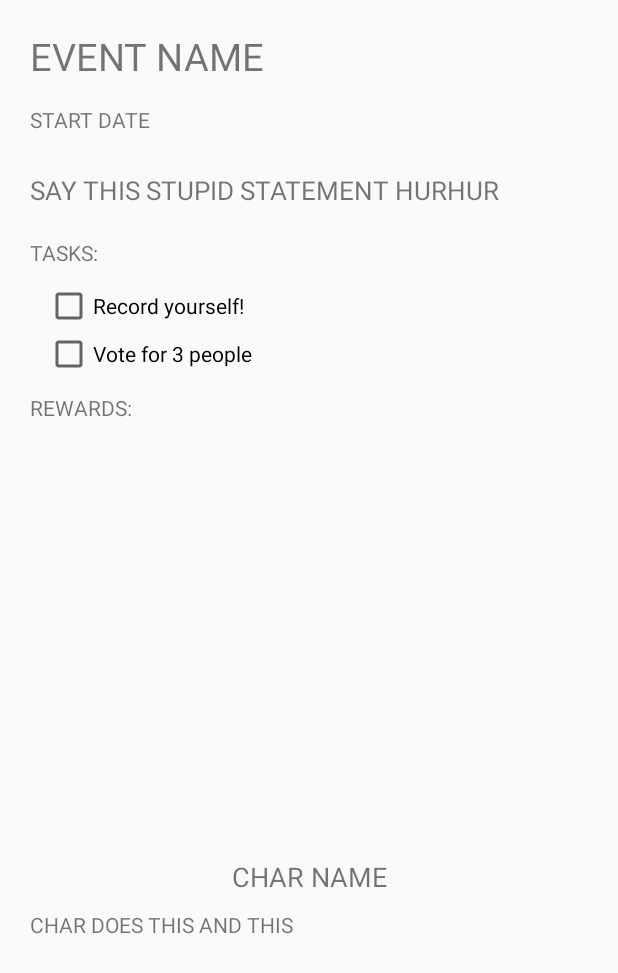
After one commit to andrehadianto/SG-Go-Hackomania2019, an Android app: the layout activity_event.xml on its own in the app's theme, with its tools: preview values and no code run, on a phone screen of 412 x 824 dp. The commit adds this screen. Shown: the top 973 px of the screen. Run offline under Robolectric (Android 15) with nearby library versions, the light colour scheme and no system bars.

Commit message:
events activities

```diff
--- a/app/src/main/AndroidManifest.xml
+++ b/app/src/main/AndroidManifest.xml
@@ -12,10 +12,11 @@
         <activity android:name=".MainActivity">
             <intent-filter>
                 <action android:name="android.intent.action.MAIN" />
-
                 <category android:name="android.intent.category.LAUNCHER" />
             </intent-filter>
         </activity>
+        <activity android:name=".EventsActivity" />
+        <activity android:name=".EventActivity" />
     </application>
 
 </manifest>
--- /dev/null
+++ b/app/src/main/res/layout/activity_event.xml
@@ -0,0 +1,104 @@
+<?xml version="1.0" encoding="utf-8"?>
+<ScrollView
+    xmlns:android="http://schemas.android.com/apk/res/android"
+    xmlns:app="http://schemas.android.com/apk/res-auto"
+    xmlns:tools="http://schemas.android.com/tools"
+    android:id="@+id/scrollView"
+    android:layout_width="match_parent"
+    android:layout_height="match_parent">
+
+    <LinearLayout
+        android:layout_width="match_parent"
+        android:layout_height="match_parent"
+        android:orientation="vertical"
+        android:padding="20dp">
+
+        <TextView
+            android:id="@+id/event_name"
+            android:layout_width="match_parent"
+            android:layout_height="wrap_content"
+            android:text="EVENT NAME"
+            android:textSize="25dp"
+            android:layout_marginBottom="15dp"/>
+
+        <LinearLayout
+            android:layout_width="match_parent"
+            android:layout_height="wrap_content"
+            android:orientation="horizontal"
+            android:layout_marginBottom="25dp">
+
+            <TextView
+                android:id="@+id/event_startdate"
+                android:layout_width="wrap_content"
+                android:layout_height="wrap_content"
+                android:text="START DATE    "/>
+
+            <TextView
+                android:id="@+id/event_enddate"
+                android:layout_width="wrap_content"
+                android:layout_height="wrap_content" />
+        </LinearLayout>
+
+        <TextView
+            android:id="@+id/event_text"
+            android:layout_width="match_parent"
+            android:layout_height="wrap_content"
+            android:text="SAY THIS STUPID STATEMENT HURHUR"
+            android:textSize="17dp"
+            android:layout_marginBottom="20dp"/>
+
+        <TextView
+            android:layout_width="match_parent"
+            android:layout_height="wrap_content"
+            android:text="TASKS:"/>
+
+        <LinearLayout
+            android:layout_width="match_parent"
+            android:layout_height="wrap_content"
+            android:orientation="vertical"
+            android:padding="10dp"
+            android:paddingBottom="15dp">
+
+            <CheckBox
+                android:id="@+id/event_task1"
+                android:layout_width="match_parent"
+                android:layout_height="wrap_content"
+                android:text="Record yourself!"/>
+
+            <CheckBox
+                android:id="@+id/event_task2"
+                android:layout_width="match_parent"
+                android:layout_height="wrap_content"
+                android:text="Vote for 3 people"/>
+        </LinearLayout>
+
+        <TextView
+            android:layout_width="match_parent"
+            android:layout_height="wrap_content"
+            android:text="REWARDS:"/>
+
+        <ImageView
+            android:id="@+id/char_thumbnail"
+            android:layout_width="280dp"
+            android:layout_height="280dp"
+            android:layout_gravity="center"
+            android:layout_margin="5dp"/>
+
+        <TextView
+            android:id="@+id/char_name"
+            android:layout_width="match_parent"
+            android:layout_height="wrap_content"
+            android:gravity="center"
+            android:text="CHAR NAME"
+            android:textSize="18dp"
+            android:layout_marginBottom="10dp"/>
+
+        <TextView
+            android:id="@+id/char_desc"
+            android:layout_width="match_parent"
+            android:layout_height="wrap_content"
+            android:layout_gravity="center"
+            android:text="CHAR DOES THIS AND THIS"/>
+
+    </LinearLayout>
+</ScrollView>
--- a/app/src/main/res/layout/activity_main.xml
+++ b/app/src/main/res/layout/activity_main.xml
@@ -1,5 +1,6 @@
 <?xml version="1.0" encoding="utf-8"?>
-<android.support.constraint.ConstraintLayout xmlns:android="http://schemas.android.com/apk/res/android"
+<android.support.constraint.ConstraintLayout
+    xmlns:android="http://schemas.android.com/apk/res/android"
     xmlns:app="http://schemas.android.com/apk/res-auto"
     xmlns:tools="http://schemas.android.com/tools"
     android:layout_width="match_parent"
```
Also changed, not shown: app/src/main/java/com/example/celineyee/kongsimi/Character.java (added, +33 -0 lines), app/src/main/java/com/example/celineyee/kongsimi/Event.java (+34 -0 lines), app/src/main/java/com/example/celineyee/kongsimi/EventActivity.java (+56 -1 lines), app/src/main/java/com/example/celineyee/kongsimi/EventsActivity.java (+40 -1 lines), app/src/main/java/com/example/celineyee/kongsimi/Events_RecyclerViewAdapter.java (added, +71 -0 lines), app/src/main/java/com/example/celineyee/kongsimi/MainActivity.java (+7 -7 lines), app/src/main/res/layout/activity_events.xml (added, +24 -0 lines), app/src/main/res/layout/cardview_event.xml (added, +40 -0 lines), app/src/main/res/drawable/blursotong.png (added), app/src/main/res/drawable/kopiuncle.png (added), app/src/main/res/drawable/taxiuncle.png (added).
